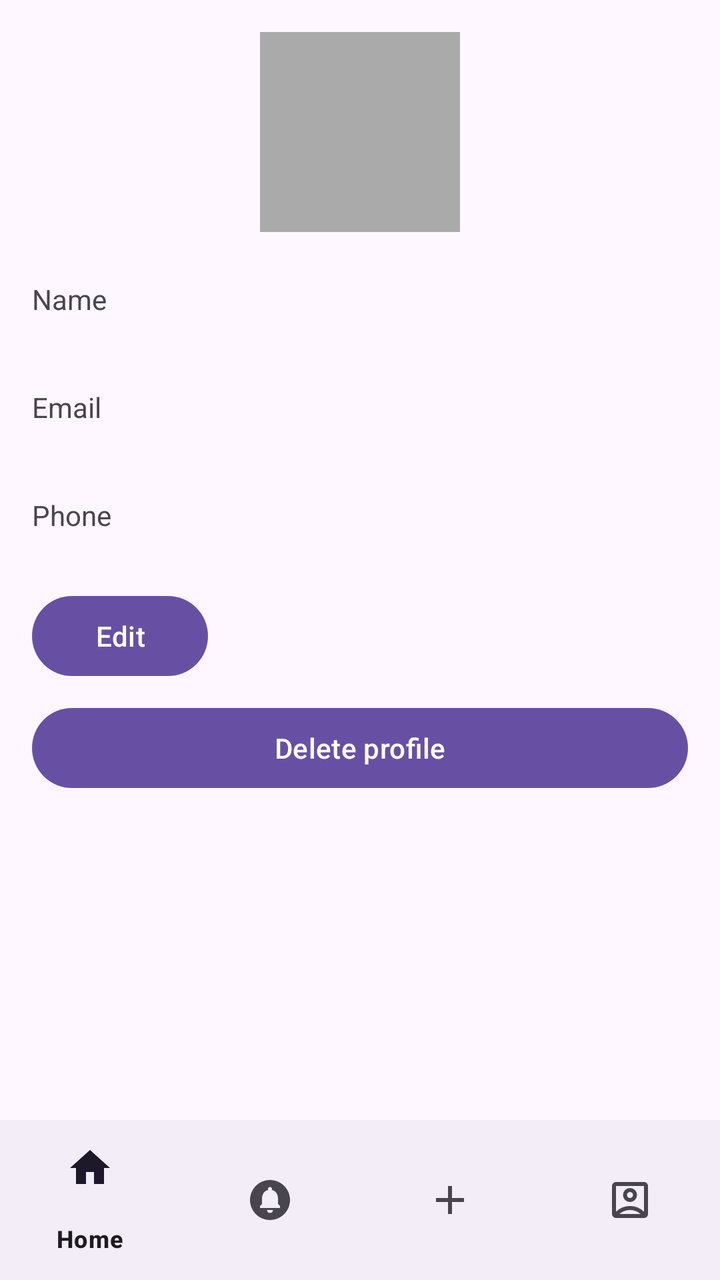
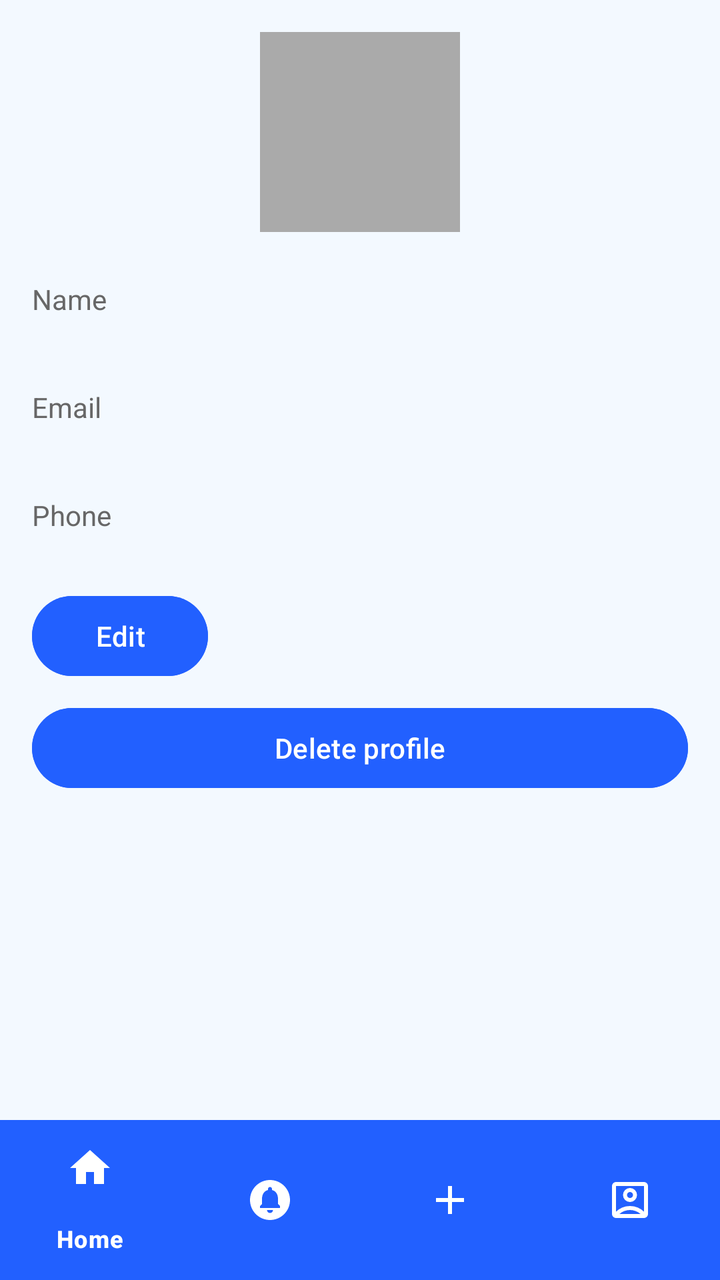

The first picture is an Android layout as it rendered before a commit; the second is the same layout after the commit. The layout source and the unified diff follow.
<!-- AndroidManifest.xml: application theme Theme.GitCat_events -->
<!-- res/layout/activity_profile.xml -->
<androidx.constraintlayout.widget.ConstraintLayout xmlns:android="http://schemas.android.com/apk/res/android"
    xmlns:app="http://schemas.android.com/apk/res-auto"
    android:layout_width="match_parent"
    android:layout_height="match_parent">

<ScrollView
    android:id="@+id/profileScrollView"
    android:layout_width="0dp"
    android:layout_height="0dp"
    app:layout_constraintTop_toTopOf="parent"
    app:layout_constraintBottom_toTopOf="@+id/bottomNavigationView"
    app:layout_constraintStart_toStartOf="parent"
    app:layout_constraintEnd_toEndOf="parent">

<LinearLayout
    android:orientation="vertical"
    android:padding="16dp"
    android:layout_width="match_parent"
    android:layout_height="wrap_content">

    
    <LinearLayout
        android:layout_width="match_parent"
        android:layout_height="wrap_content"
        android:orientation="horizontal"
        android:gravity="center"
        android:paddingBottom="16dp">
        
        <ImageView
            android:id="@+id/ivProfilePicture"
            android:layout_width="100dp"
            android:layout_height="100dp"
            android:scaleType="centerCrop"
            android:contentDescription="Profile Picture"
            android:background="@android:color/darker_gray"/>
    </LinearLayout>

    
    <TextView
        android:text= "@string/name"
        android:layout_width="wrap_content"
        android:layout_height="wrap_content"
        android:layout_marginTop="8dp"/>

    <TextView
        android:id="@+id/tvName"
        android:textStyle="bold"
        android:layout_width="match_parent"
        android:layout_height="wrap_content"
        android:paddingBottom="8dp"/>

    
    <TextView
        android:text="@string/email"
        android:layout_width="wrap_content"
        android:layout_height="wrap_content"
        android:layout_marginTop="8dp"/>

    <TextView
        android:id="@+id/tvEmail"
        android:textStyle="bold"
        android:layout_width="match_parent"
        android:layout_height="wrap_content"
        android:paddingBottom="8dp"/>

    
    <TextView
        android:text="@string/phone"
        android:layout_width="wrap_content"
        android:layout_height="wrap_content"
        android:layout_marginTop="8dp"/>

    <TextView
        android:id="@+id/tvPhone"
        android:textStyle="bold"
        android:layout_width="match_parent"
        android:layout_height="wrap_content"
        android:paddingBottom="8dp"/>

    <Button
        android:id="@+id/btnEdit"
        android:layout_width="wrap_content"
        android:layout_height="wrap_content"
        android:text="@string/edit" />
    <Button
        android:id="@+id/btnDelete"
        android:layout_width="match_parent"
        android:layout_height="wrap_content"
        android:text="@string/delete_profile"
        android:layout_marginTop="8dp"/>
</LinearLayout>
</ScrollView>

<com.google.android.material.bottomnavigation.BottomNavigationView
    android:id="@+id/bottomNavigationView"
    android:layout_width="0dp"
    android:layout_height="wrap_content"
    app:layout_constraintBottom_toBottomOf="parent"
    app:layout_constraintStart_toStartOf="parent"
    app:layout_constraintEnd_toEndOf="parent"
    app:menu="@menu/bottom_nav_menu"/>

</androidx.constraintlayout.widget.ConstraintLayout>
<!-- resources referenced by this layout -->
<resources>
  <string name="delete_profile">Delete profile</string>
  <string name="edit">Edit</string>
  <string name="email">Email</string>
  <string name="name">Name</string>
  <string name="phone">Phone</string>
  <style name="Theme.GitCat_events" parent="Base.Theme.GitCat_events" />
  <style name="Base.Theme.GitCat_events" parent="Theme.Material3.DayNight.NoActionBar">
          
          
      </style>
</resources>

<!-- the commit's change to res/layout/activity_profile.xml (unified diff, before → after) -->
@@ -1,103 +1,118 @@
 <androidx.constraintlayout.widget.ConstraintLayout xmlns:android="http://schemas.android.com/apk/res/android"
     xmlns:app="http://schemas.android.com/apk/res-auto"
     android:layout_width="match_parent"
-    android:layout_height="match_parent">
+    android:layout_height="match_parent"
+    android:background="@color/background_color">
 
-<ScrollView
-    android:id="@+id/profileScrollView"
-    android:layout_width="0dp"
-    android:layout_height="0dp"
-    app:layout_constraintTop_toTopOf="parent"
-    app:layout_constraintBottom_toTopOf="@+id/bottomNavigationView"
-    app:layout_constraintStart_toStartOf="parent"
-    app:layout_constraintEnd_toEndOf="parent">
+    <ScrollView
+        android:id="@+id/profileScrollView"
+        android:layout_width="0dp"
+        android:layout_height="0dp"
+        app:layout_constraintBottom_toTopOf="@+id/bottomNavigationView"
+        app:layout_constraintEnd_toEndOf="parent"
+        app:layout_constraintStart_toStartOf="parent"
+        app:layout_constraintTop_toTopOf="parent">
 
-<LinearLayout
-    android:orientation="vertical"
-    android:padding="16dp"
-    android:layout_width="match_parent"
-    android:layout_height="wrap_content">
+        <LinearLayout
+            android:layout_width="match_parent"
+            android:layout_height="wrap_content"
+            android:orientation="vertical"
+            android:padding="16dp">
 
-    
-    <LinearLayout
-        android:layout_width="match_parent"
+            
+            <LinearLayout
+                android:layout_width="match_parent"
+                android:layout_height="wrap_content"
+                android:gravity="center"
+                android:orientation="horizontal"
+                android:paddingBottom="16dp">
+
+                <ImageView
+                    android:id="@+id/ivProfilePicture"
+                    android:layout_width="100dp"
+                    android:layout_height="100dp"
+                    android:background="@android:color/darker_gray"
+                    android:contentDescription="Profile Picture"
+                    android:scaleType="centerCrop" />
+            </LinearLayout>
+
+            
+            <TextView
+                android:layout_width="wrap_content"
+                android:layout_height="wrap_content"
+                android:layout_marginTop="8dp"
+                android:text="@string/name"
+                android:textColor="@color/text_color_medium" />
+
+            <TextView
+                android:id="@+id/tvName"
+                android:layout_width="match_parent"
+                android:layout_height="wrap_content"
+                android:paddingBottom="8dp"
+                android:textColor="@color/text_color_dark"
+                android:textStyle="bold" />
+
+            
+            <TextView
+                android:layout_width="wrap_content"
+                android:layout_height="wrap_content"
+                android:layout_marginTop="8dp"
+                android:text="@string/email"
+                android:textColor="@color/text_color_medium" />
+
+            <TextView
+                android:id="@+id/tvEmail"
+                android:layout_width="match_parent"
+                android:layout_height="wrap_content"
+                android:paddingBottom="8dp"
+                android:textColor="@color/text_color_dark"
+                android:textStyle="bold" />
+
+            
+            <TextView
+                android:layout_width="wrap_content"
+                android:layout_height="wrap_content"
+                android:layout_marginTop="8dp"
+                android:text="@string/phone"
+                android:textColor="@color/text_color_medium" />
+
+            <TextView
+                android:id="@+id/tvPhone"
+                android:layout_width="match_parent"
+                android:layout_height="wrap_content"
+                android:paddingBottom="8dp"
+                android:textColor="@color/text_color_dark"
+                android:textStyle="bold" />
+
+            <Button
+                android:id="@+id/btnEdit"
+                android:layout_width="wrap_content"
+                android:layout_height="wrap_content"
+                android:backgroundTint="@color/button_color"
+                android:text="@string/edit"
+                android:textColor="@color/text_color_light" />
+
+            <Button
+                android:id="@+id/btnDelete"
+                android:layout_width="match_parent"
+                android:layout_height="wrap_content"
+                android:layout_marginTop="8dp"
+                android:backgroundTint="@color/button_color"
+                android:text="@string/delete_profile"
+                android:textColor="@color/text_color_light" />
+        </LinearLayout>
+    </ScrollView>
+
+    <com.google.android.material.bottomnavigation.BottomNavigationView
+        android:id="@+id/bottomNavigationView"
+        android:layout_width="0dp"
         android:layout_height="wrap_content"
-        android:orientation="horizontal"
-        android:gravity="center"
-        android:paddingBottom="16dp">
-        
-        <ImageView
-            android:id="@+id/ivProfilePicture"
-            android:layout_width="100dp"
-            android:layout_height="100dp"
-            android:scaleType="centerCrop"
-            android:contentDescription="Profile Picture"
-            android:background="@android:color/darker_gray"/>
-    </LinearLayout>
-
-    
-    <TextView
-        android:text= "@string/name"
-        android:layout_width="wrap_content"
-        android:layout_height="wrap_content"
-        android:layout_marginTop="8dp"/>
-
-    <TextView
-        android:id="@+id/tvName"
-        android:textStyle="bold"
-        android:layout_width="match_parent"
-        android:layout_height="wrap_content"
-        android:paddingBottom="8dp"/>
-
-    
-    <TextView
-        android:text="@string/email"
-        android:layout_width="wrap_content"
-        android:layout_height="wrap_content"
-        android:layout_marginTop="8dp"/>
-
-    <TextView
-        android:id="@+id/tvEmail"
-        android:textStyle="bold"
-        android:layout_width="match_parent"
-        android:layout_height="wrap_content"
-        android:paddingBottom="8dp"/>
-
-    
-    <TextView
-        android:text="@string/phone"
-        android:layout_width="wrap_content"
-        android:layout_height="wrap_content"
-        android:layout_marginTop="8dp"/>
-
-    <TextView
-        android:id="@+id/tvPhone"
-        android:textStyle="bold"
-        android:layout_width="match_parent"
-        android:layout_height="wrap_content"
-        android:paddingBottom="8dp"/>
-
-    <Button
-        android:id="@+id/btnEdit"
-        android:layout_width="wrap_content"
-        android:layout_height="wrap_content"
-        android:text="@string/edit" />
-    <Button
-        android:id="@+id/btnDelete"
-        android:layout_width="match_parent"
-        android:layout_height="wrap_content"
-        android:text="@string/delete_profile"
-        android:layout_marginTop="8dp"/>
-</LinearLayout>
-</ScrollView>
-
-<com.google.android.material.bottomnavigation.BottomNavigationView
-    android:id="@+id/bottomNavigationView"
-    android:layout_width="0dp"
-    android:layout_height="wrap_content"
-    app:layout_constraintBottom_toBottomOf="parent"
-    app:layout_constraintStart_toStartOf="parent"
-    app:layout_constraintEnd_toEndOf="parent"
-    app:menu="@menu/bottom_nav_menu"/>
+        android:background="@color/button_color"
+        app:itemIconTint="@color/text_color_light"
+        app:itemTextColor="@color/text_color_light"
+        app:layout_constraintBottom_toBottomOf="parent"
+        app:layout_constraintEnd_toEndOf="parent"
+        app:layout_constraintStart_toStartOf="parent"
+        app:menu="@menu/bottom_nav_menu" />
 
 </androidx.constraintlayout.widget.ConstraintLayout>
<!-- resource entries referenced after the edit -->
@@ -1,5 +1,10 @@
 <!-- resources referenced by this layout -->
 <resources>
+  <color name="background_color">#F3F9FF</color>
+  <color name="button_color">#2260ff</color>
+  <color name="text_color_dark">#000000</color>
+  <color name="text_color_light">#ffffff</color>
+  <color name="text_color_medium">#676767</color>
   <string name="delete_profile">Delete profile</string>
   <string name="edit">Edit</string>
   <string name="email">Email</string>
